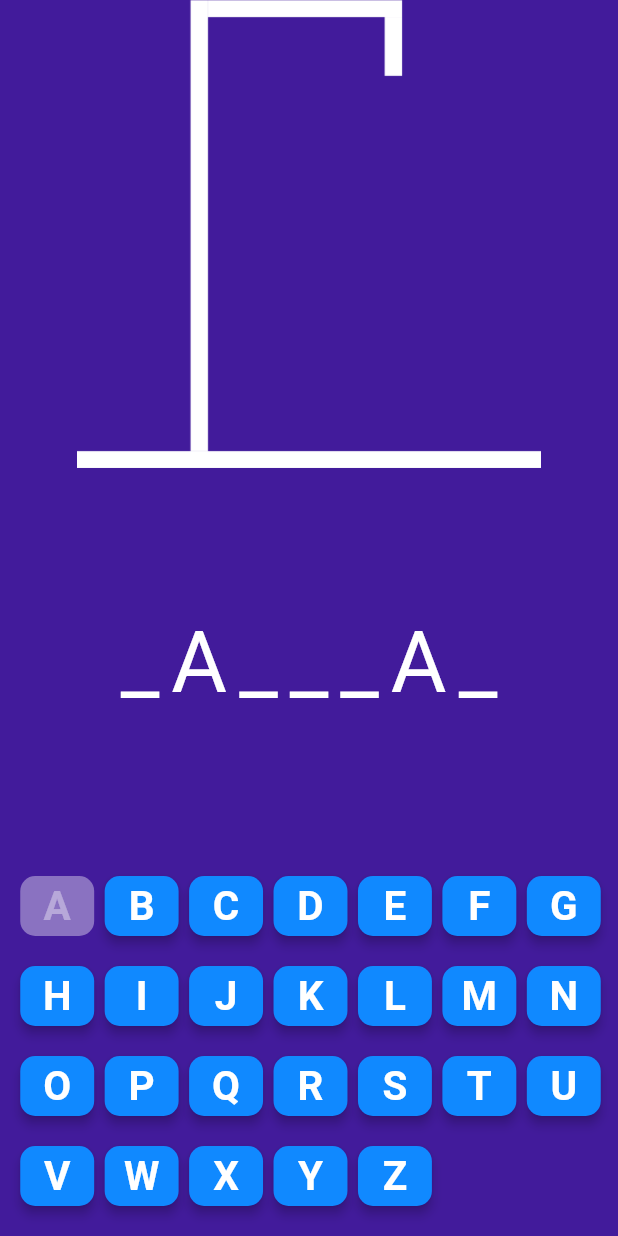
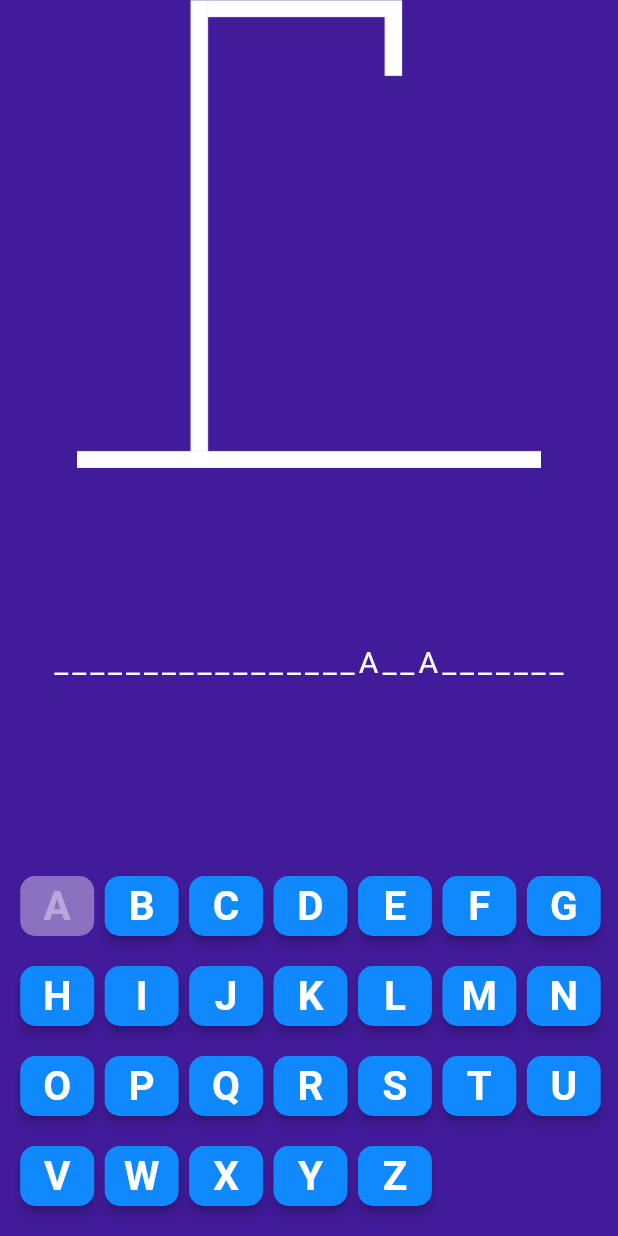
Before and after one commit to 123erfasst/Praktikumswoche-tickets, a Flutter app: the screen it shows after launch, after a tap on an icon or button, on a phone screen of 412 x 824 dp. Run offline on Flutter 3.47's test engine with Material 2 defaults, Android fonts, the phone set to English and light mode, and no system bars; our stand-ins replace material_design_icons_flutter, rflutter_alert; Roboto replaces fonts that are missing (FiraMono, PatrickHand).

Commit message:
improved Gamelogic

```diff
--- a/hangman/lib/utilities/game.dart
+++ b/hangman/lib/utilities/game.dart
@@ -14,7 +14,7 @@ class Game {
     "boxkampfjuryschuetzlinge",
     "oxydschmelzpunktfarbig",
     "plueschfigurwandobjekt",
-    "dorfplatzschießuebung"
+    "dorfplatzschiessuebung"
   ];
 
   static String rateWort = woerterListe[wordNumber];
@@ -29,12 +29,21 @@ class Game {
   }
 
   String getNewWord() {
-    return woerterListe[wordNumber];
+    rightGuesses = 0;
+    wrongGuesses = 0;
+    List<String> nochZuerrateneWoerter = List.from(woerterListe);
+
+    nochZuerrateneWoerter.remove(rateWort);
+
+    rateWort =
+        nochZuerrateneWoerter[Random().nextInt(nochZuerrateneWoerter.length)];
+    wortOhneDuplikate = rateWort.split('').toSet().toList();
+
+    return rateWort;
   }
 
   bool isWon() {
     if (wortOhneDuplikate.length <= rightGuesses) {
-      nextGame();
       return true;
     }
     return false;
@@ -42,7 +51,6 @@ class Game {
 
   bool isLost() {
     if (wrongGuesses >= 6) {
-      nextGame();
       return true;
     }
     return false;
@@ -51,12 +59,4 @@ class Game {
   int getWrongGuesses() {
     return wrongGuesses;
   }
-
-  nextGame() {
-    wordNumber++;
-    rateWort = woerterListe[wordNumber];
-    wortOhneDuplikate = rateWort.split('').toSet().toList();
-    rightGuesses = 0;
-    wrongGuesses = 0;
-  }
 }
```
